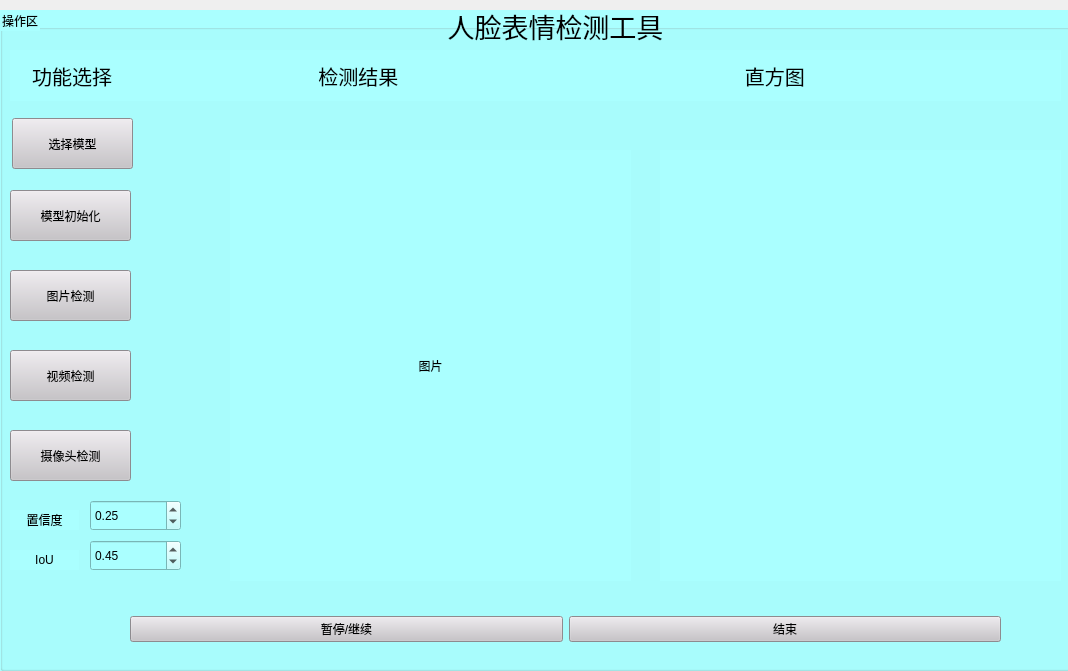
Old version of the form pyqt/io.ui in the repository zhangqian6/yolov5_7.0.
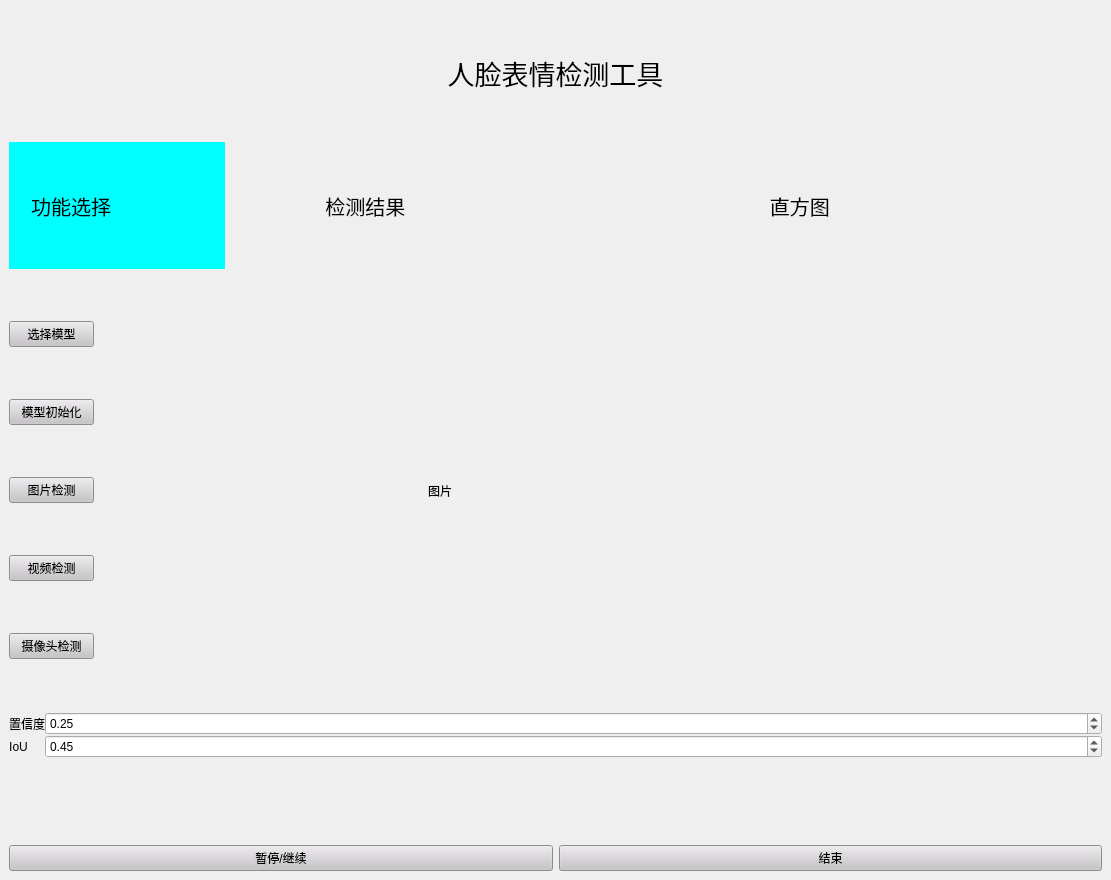
New version of the form. Icons and pictures are not drawn.

Patch:
```diff
--- a/pyqt/io.ui
+++ b/pyqt/io.ui
@@ -6,38 +6,120 @@
    <rect>
     <x>0</x>
     <y>0</y>
-    <width>1068</width>
-    <height>671</height>
+    <width>1111</width>
+    <height>880</height>
    </rect>
   </property>
+  <property name="sizePolicy">
+   <sizepolicy hsizetype="Preferred" vsizetype="Expanding">
+    <horstretch>0</horstretch>
+    <verstretch>0</verstretch>
+   </sizepolicy>
+  </property>
   <property name="windowTitle">
    <string>MainWindow</string>
   </property>
   <widget class="QWidget" name="centralwidget">
-   <widget class="QGroupBox" name="groupBox">
-    <property name="geometry">
-     <rect>
-      <x>0</x>
-      <y>10</y>
-      <width>1101</width>
-      <height>661</height>
-     </rect>
-    </property>
+   <layout class="QVBoxLayout" name="verticalLayout_2">
+    <item>
+     <layout class="QVBoxLayout" name="verticalLayout" stretch="1,1,20,1,1">
+      <property name="sizeConstraint">
+       <enum>QLayout::SetDefaultConstraint</enum>
+      </property>
+      <property name="bottomMargin">
+       <number>0</number>
+      </property>
+      <item>
+       <widget class="QLabel" name="label_4">
     <property name="styleSheet">
-     <string notr="true">background-color: rgb(170, 255, 255);</string>
-    </property>
-    <property name="title">
-     <string>操作区</string>
-    </property>
+         <string notr="true">font-size:27px</string>
+        </property>
+        <property name="text">
+         <string>人脸表情检测工具</string>
+        </property>
+        <property name="textFormat">
+         <enum>Qt::MarkdownText</enum>
+        </property>
+        <property name="alignment">
+         <set>Qt::AlignCenter</set>
+        </property>
+        <property name="textInteractionFlags">
+         <set>Qt::LinksAccessibleByMouse</set>
+        </property>
+       </widget>
+      </item>
+      <item>
+       <layout class="QHBoxLayout" name="horizontalLayout">
+        <property name="sizeConstraint">
+         <enum>QLayout::SetFixedSize</enum>
+        </property>
+        <item>
+         <widget class="QLabel" name="label_5">
+          <property name="sizePolicy">
+           <sizepolicy hsizetype="Preferred" vsizetype="Preferred">
+            <horstretch>1</horstretch>
+            <verstretch>0</verstretch>
+           </sizepolicy>
+          </property>
+          <property name="styleSheet">
+           <string notr="true">font-size:20px;
+background-color: rgb(0, 255, 255);</string>
+          </property>
+          <property name="text">
+           <string>    功能选择</string>
+          </property>
+         </widget>
+        </item>
+        <item>
+         <widget class="QLabel" name="label_6">
+          <property name="sizePolicy">
+           <sizepolicy hsizetype="Preferred" vsizetype="Preferred">
+            <horstretch>2</horstretch>
+            <verstretch>0</verstretch>
+           </sizepolicy>
+          </property>
+          <property name="styleSheet">
+           <string notr="true">font-size:20px</string>
+          </property>
+          <property name="text">
+           <string>                 检测结果</string>
+          </property>
+         </widget>
+        </item>
+        <item>
+         <widget class="QLabel" name="label_3">
+          <property name="sizePolicy">
+           <sizepolicy hsizetype="Preferred" vsizetype="Preferred">
+            <horstretch>2</horstretch>
+            <verstretch>0</verstretch>
+           </sizepolicy>
+          </property>
+          <property name="styleSheet">
+           <string notr="true">font-size:20px</string>
+          </property>
+          <property name="text">
+           <string>                  直方图</string>
+          </property>
+         </widget>
+        </item>
+       </layout>
+      </item>
+      <item>
+       <layout class="QHBoxLayout" name="horizontalLayout_3" stretch="1,1,6,6">
+        <item>
+         <layout class="QVBoxLayout" name="verticalLayout_6" stretch="0,0,0,0,0">
+          <item>
+           <widget class="QPushButton" name="pushButton_3">
+            <property name="styleSheet">
+             <string notr="true">background-color: rgb(199, 195, 200);</string>
+            </property>
+            <property name="text">
+             <string>选择模型</string>
+            </property>
+           </widget>
+          </item>
+          <item>
     <widget class="QPushButton" name="button1">
-     <property name="geometry">
-      <rect>
-       <x>10</x>
-       <y>180</y>
-       <width>121</width>
-       <height>51</height>
-      </rect>
-     </property>
      <property name="styleSheet">
       <string notr="true">background-color: rgb(199, 195, 200);</string>
      </property>
@@ -45,15 +127,9 @@
       <string>模型初始化</string>
      </property>
     </widget>
+          </item>
+          <item>
     <widget class="QPushButton" name="button2">
-     <property name="geometry">
-      <rect>
-       <x>10</x>
-       <y>260</y>
-       <width>121</width>
-       <height>51</height>
-      </rect>
-     </property>
      <property name="styleSheet">
       <string notr="true">background-color: rgb(199, 195, 200);</string>
      </property>
@@ -65,31 +141,25 @@
        <normaloff>.</normaloff>.</iconset>
      </property>
     </widget>
+          </item>
+          <item>
     <widget class="QPushButton" name="pushButton">
-     <property name="geometry">
-      <rect>
-       <x>10</x>
-       <y>340</y>
-       <width>121</width>
-       <height>51</height>
-      </rect>
-     </property>
      <property name="styleSheet">
       <string notr="true">background-color: rgb(199, 195, 200);</string>
      </property>
      <property name="text">
       <string>视频检测</string>
      </property>
-    </widget>
+            <property name="iconSize">
+             <size>
+              <width>20</width>
+              <height>20</height>
+             </size>
+            </property>
+           </widget>
+          </item>
+          <item>
     <widget class="QPushButton" name="pushButton_2">
-     <property name="geometry">
-      <rect>
-       <x>10</x>
-       <y>420</y>
-       <width>121</width>
-       <height>51</height>
-      </rect>
-     </property>
      <property name="styleSheet">
       <string notr="true">background-color: rgb(199, 195, 200);</string>
      </property>
@@ -97,91 +167,24 @@
       <string>摄像头检测</string>
      </property>
     </widget>
-    <widget class="QWidget" name="horizontalLayoutWidget">
-     <property name="geometry">
-      <rect>
-       <x>10</x>
-       <y>40</y>
-       <width>1051</width>
-       <height>51</height>
-      </rect>
-     </property>
-     <layout class="QHBoxLayout" name="horizontalLayout">
-      <item>
-       <widget class="QLabel" name="label_5">
-        <property name="sizePolicy">
-         <sizepolicy hsizetype="Preferred" vsizetype="Preferred">
-          <horstretch>1</horstretch>
-          <verstretch>0</verstretch>
-         </sizepolicy>
-        </property>
-        <property name="styleSheet">
-         <string notr="true">font-size:20px</string>
-        </property>
-        <property name="text">
-         <string>    功能选择</string>
-        </property>
-       </widget>
-      </item>
-      <item>
-       <widget class="QLabel" name="label_6">
-        <property name="sizePolicy">
-         <sizepolicy hsizetype="Preferred" vsizetype="Preferred">
-          <horstretch>2</horstretch>
-          <verstretch>0</verstretch>
-         </sizepolicy>
-        </property>
-        <property name="styleSheet">
-         <string notr="true">font-size:20px</string>
-        </property>
-        <property name="text">
-         <string>                 检测结果</string>
-        </property>
-       </widget>
-      </item>
-      <item>
-       <widget class="QLabel" name="label_3">
-        <property name="sizePolicy">
-         <sizepolicy hsizetype="Preferred" vsizetype="Preferred">
-          <horstretch>2</horstretch>
-          <verstretch>0</verstretch>
-         </sizepolicy>
-        </property>
-        <property name="styleSheet">
-         <string notr="true">font-size:20px</string>
-        </property>
-        <property name="text">
-         <string>                  直方图</string>
-        </property>
-       </widget>
-      </item>
-     </layout>
-    </widget>
-    <widget class="QWidget" name="widget" native="true">
-     <property name="geometry">
-      <rect>
-       <x>660</x>
-       <y>140</y>
-       <width>401</width>
-       <height>431</height>
-      </rect>
-     </property>
-     <property name="maximumSize">
+          </item>
+         </layout>
+        </item>
+        <item>
+         <spacer name="horizontalSpacer">
+          <property name="orientation">
+           <enum>Qt::Horizontal</enum>
+          </property>
+          <property name="sizeHint" stdset="0">
       <size>
-       <width>401</width>
-       <height>431</height>
-      </size>
-     </property>
-    </widget>
+            <width>40</width>
+            <height>20</height>
+           </size>
+          </property>
+         </spacer>
+        </item>
+        <item>
     <widget class="QLabel" name="label">
-     <property name="geometry">
-      <rect>
-       <x>230</x>
-       <y>140</y>
-       <width>401</width>
-       <height>431</height>
-      </rect>
-     </property>
      <property name="sizePolicy">
       <sizepolicy hsizetype="Minimum" vsizetype="Preferred">
        <horstretch>0</horstretch>
@@ -207,50 +210,29 @@
       <set>Qt::AlignCenter</set>
      </property>
     </widget>
-    <widget class="QDoubleSpinBox" name="doubleSpinBox">
-     <property name="geometry">
-      <rect>
-       <x>90</x>
-       <y>490</y>
-       <width>91</width>
-       <height>31</height>
-      </rect>
-     </property>
-     <property name="maximum">
-      <double>1.000000000000000</double>
-     </property>
-     <property name="singleStep">
-      <double>0.010000000000000</double>
-     </property>
-     <property name="value">
-      <double>0.250000000000000</double>
-     </property>
-    </widget>
-    <widget class="QPushButton" name="pushButton_3">
-     <property name="geometry">
-      <rect>
-       <x>12</x>
-       <y>108</y>
-       <width>121</width>
-       <height>51</height>
-      </rect>
-     </property>
-     <property name="styleSheet">
-      <string notr="true">background-color: rgb(199, 195, 200);</string>
-     </property>
-     <property name="text">
-      <string>选择模型</string>
-     </property>
-    </widget>
+        </item>
+        <item>
+         <widget class="QWidget" name="widget" native="true">
+          <property name="maximumSize">
+           <size>
+            <width>401</width>
+            <height>431</height>
+           </size>
+          </property>
+         </widget>
+        </item>
+       </layout>
+      </item>
+      <item>
+       <layout class="QFormLayout" name="formLayout">
+        <property name="horizontalSpacing">
+         <number>0</number>
+        </property>
+        <property name="verticalSpacing">
+         <number>0</number>
+        </property>
+        <item row="0" column="0">
     <widget class="QLabel" name="label_2">
-     <property name="geometry">
-      <rect>
-       <x>10</x>
-       <y>500</y>
-       <width>69</width>
-       <height>20</height>
-      </rect>
-     </property>
      <property name="text">
       <string>置信度</string>
      </property>
@@ -258,15 +240,22 @@
       <set>Qt::AlignCenter</set>
      </property>
     </widget>
+        </item>
+        <item row="0" column="1">
+         <widget class="QDoubleSpinBox" name="doubleSpinBox">
+          <property name="maximum">
+           <double>1.000000000000000</double>
+          </property>
+          <property name="singleStep">
+           <double>0.010000000000000</double>
+          </property>
+          <property name="value">
+           <double>0.250000000000000</double>
+          </property>
+         </widget>
+        </item>
+        <item row="1" column="0">
     <widget class="QLabel" name="label_7">
-     <property name="geometry">
-      <rect>
-       <x>10</x>
-       <y>540</y>
-       <width>69</width>
-       <height>20</height>
-      </rect>
-     </property>
      <property name="text">
       <string>IoU</string>
      </property>
@@ -274,15 +263,9 @@
       <set>Qt::AlignCenter</set>
      </property>
     </widget>
+        </item>
+        <item row="1" column="1">
     <widget class="QDoubleSpinBox" name="doubleSpinBox_2">
-     <property name="geometry">
-      <rect>
-       <x>90</x>
-       <y>530</y>
-       <width>91</width>
-       <height>31</height>
-      </rect>
-     </property>
      <property name="maximum">
       <double>1.000000000000000</double>
      </property>
@@ -293,41 +276,10 @@
       <double>0.450000000000000</double>
      </property>
     </widget>
-   </widget>
-   <widget class="QLabel" name="label_4">
-    <property name="geometry">
-     <rect>
-      <x>230</x>
-      <y>0</y>
-      <width>651</width>
-      <height>51</height>
-     </rect>
-    </property>
-    <property name="styleSheet">
-     <string notr="true">font-size:27px</string>
-    </property>
-    <property name="text">
-     <string>人脸表情检测工具</string>
-    </property>
-    <property name="textFormat">
-     <enum>Qt::MarkdownText</enum>
-    </property>
-    <property name="alignment">
-     <set>Qt::AlignCenter</set>
-    </property>
-    <property name="textInteractionFlags">
-     <set>Qt::LinksAccessibleByMouse</set>
-    </property>
-   </widget>
-   <widget class="QWidget" name="horizontalLayoutWidget_2">
-    <property name="geometry">
-     <rect>
-      <x>130</x>
-      <y>609</y>
-      <width>871</width>
-      <height>41</height>
-     </rect>
-    </property>
+        </item>
+       </layout>
+      </item>
+      <item>
     <layout class="QHBoxLayout" name="horizontalLayout_2">
      <item>
       <widget class="QPushButton" name="pause">
@@ -350,7 +302,10 @@
       </widget>
      </item>
     </layout>
-   </widget>
+      </item>
+     </layout>
+    </item>
+   </layout>
   </widget>
  </widget>
  <resources/>
```
Lines whose indentation alone changed are shown as unchanged.
